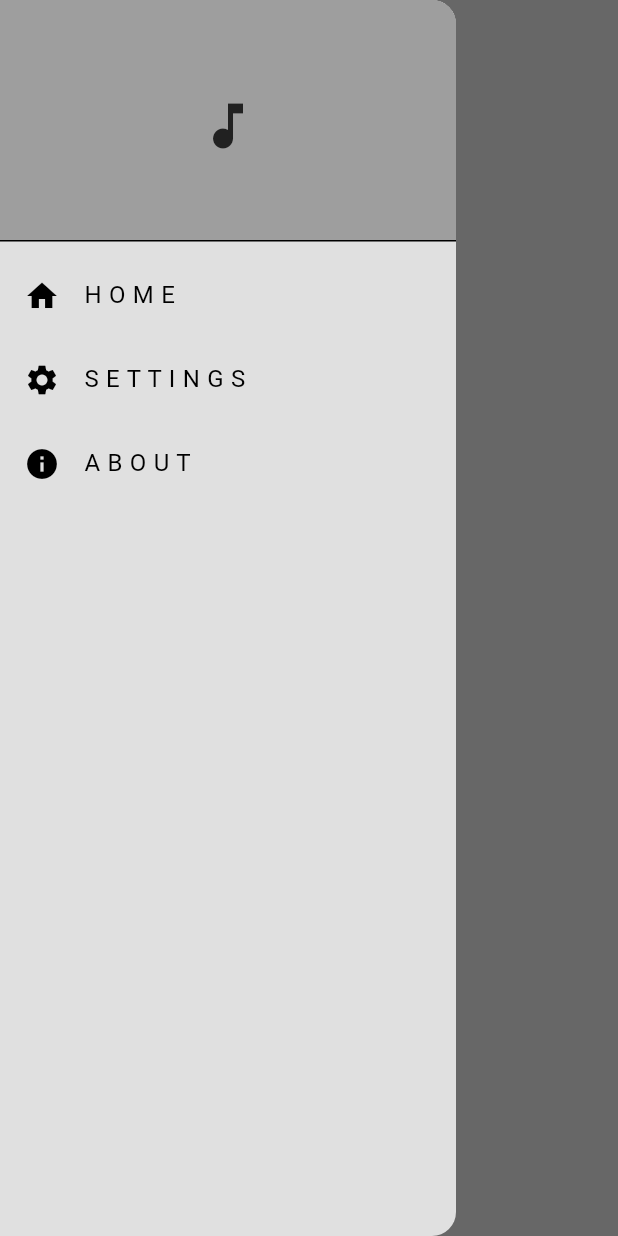
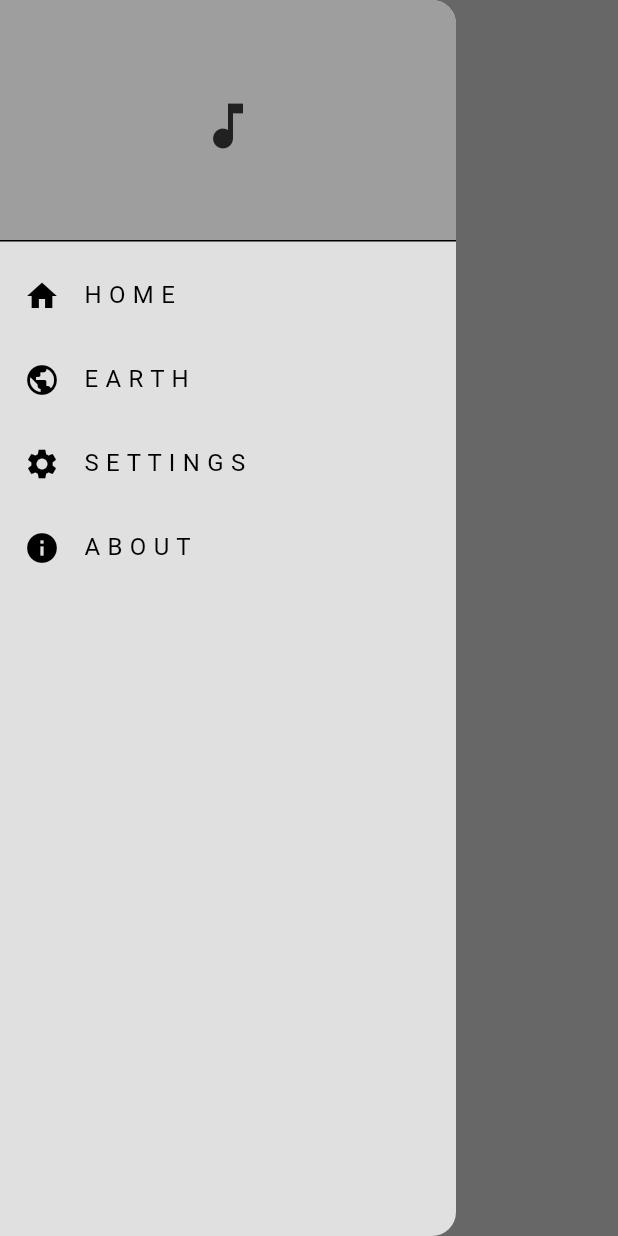
Before and after one commit to lok020/third_planet, a Flutter app: the EarthPage screen opened directly, with the side drawer open, on a phone screen of 412 x 824 dp. Run offline on Flutter 3.47's test engine with Material 3 defaults, Android fonts, the phone set to English and light mode, and no system bars.

Commit message:
feature: include earth page into the drawer

```diff
--- a/lib/components/my_drawer.dart
+++ b/lib/components/my_drawer.dart
@@ -1,5 +1,6 @@
 import 'package:flutter/material.dart';
 import 'package:third_planet/pages/home_page.dart';
+import 'package:third_planet/pages/earth_page.dart';
 import 'package:third_planet/pages/setting_page.dart';
 import 'package:third_planet/pages/about_page.dart';
 
@@ -29,6 +30,14 @@ class MyDrawer extends StatelessWidget {
             },
           ),
           ListTile(
+            leading: const Icon(Icons.public),
+            title: const Text('E A R T H'),
+            onTap: () {
+              Navigator.pop(context);
+              Navigator.push(context, MaterialPageRoute(builder: (context) => const EarthPage()));
+            },
+          ),
+          ListTile(
             leading: const Icon(Icons.settings),
             title: const Text('S E T T I N G S'),
             onTap: () {
```
